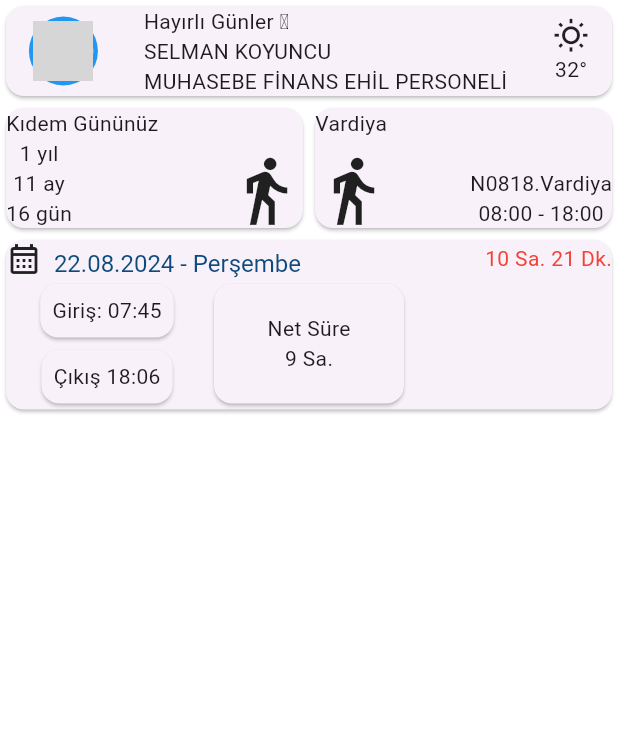
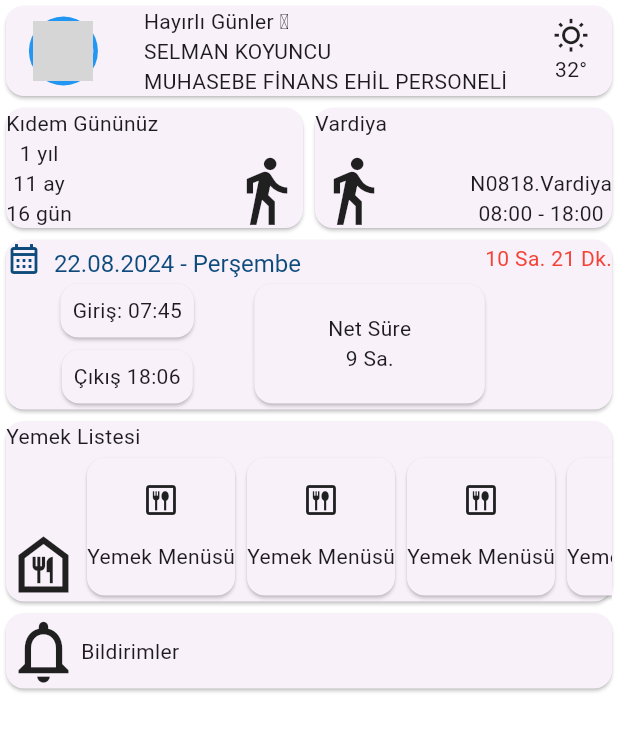
Before and after one commit to PenguBey/opak_mobile, a Flutter app: the screen it shows after launch, on a phone screen of 412 x 824 dp. Shown: the top 732 px of the screen. Run offline on Flutter 3.47's test engine with Material 3 defaults, Android fonts, the phone set to English and light mode, and no system bars; network calls fail; grey boxes are pictures that could not be loaded.

Commit message:
yemek menüsümnü ekledim

```diff
--- a/lib/main.dart
+++ b/lib/main.dart
@@ -131,7 +131,10 @@ class MainMenu extends StatelessWidget {
                       text: const TextSpan(
                         children: [
                           WidgetSpan(
-                            child: Icon(Icons.calendar_month_outlined),
+                            child: Icon(
+                              Icons.calendar_month_outlined,
+                              color: ColorCon.takvim,
+                            ),
                           ),
                           TextSpan(
                             text: "  22.08.2024 - Perşembe",
@@ -153,6 +156,7 @@ class MainMenu extends StatelessWidget {
                   child: Row(
                     children: [
                       Expanded(
+                        flex: 2,
                         child: Column(
                           children: [
                             Card(
@@ -171,6 +175,7 @@ class MainMenu extends StatelessWidget {
                         ),
                       ),
                       Expanded(
+                        flex: 2,
                         child: Card(
                           child: Column(
                             mainAxisAlignment: MainAxisAlignment.center,
@@ -184,7 +189,60 @@ class MainMenu extends StatelessWidget {
                       Expanded(child: SizedBox())
                     ],
                   ),
+                ),
+              ],
+            ),
+          ),
+          Card(
+            child: Column(
+              crossAxisAlignment: CrossAxisAlignment.start,
+              children: [
+                const Text("Yemek Listesi"),
+                Row(
+                  crossAxisAlignment: CrossAxisAlignment.end,
+                  children: [
+                    const Icon(
+                      Icons.food_bank_outlined,
+                      size: 50,
+                    ),
+                    Expanded(
+                      child: SizedBox(
+                        height: 100,
+                        child: ListView.builder(
+                          itemCount: 5,
+                          scrollDirection: Axis.horizontal,
+                          itemBuilder: (context, index) {
+                            return const Card(
+                              child: Column(
+                                mainAxisAlignment:
+                                    MainAxisAlignment.spaceEvenly,
+                                children: [
+                                  Icon(Icons.dining_outlined),
+                                  Text("Yemek Menüsü")
+                                ],
+                              ),
+                            );
+                          },
+                        ),
+                      ),
+                    ),
+                  ],
                 )
+              ],
+            ),
+          ),
+          const Card(
+            child: Column(
+              children: [
+                Row(
+                  children: [
+                    Icon(
+                      Icons.notifications_none,
+                      size: 50,
+                    ),
+                    Text("Bildirimler")
+                  ],
+                ),
               ],
             ),
           )
```
